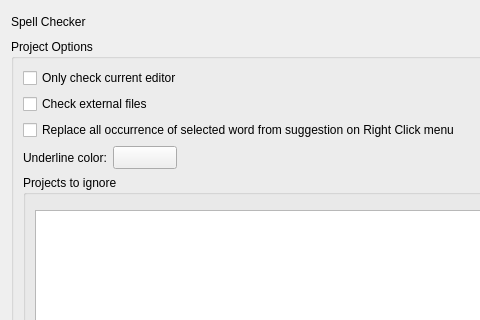
CJCombrink/SpellChecker-Plugin, file src/spellcheckercoreoptionswidget.ui: the form before one commit; both pictures show x 0 to 480 and y 0 to 320 of the 800 by 586 pixel window.
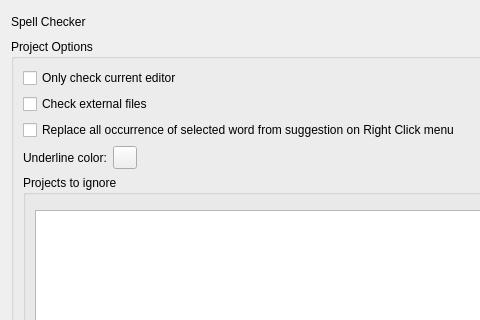
The form after the commit. Custom widgets are drawn as their Qt base class.

Commit message:
Clear the width
- Reduce the width to what it thinks it needs

The edit to the form file:
```diff
--- a/src/spellcheckercoreoptionswidget.ui
+++ b/src/spellcheckercoreoptionswidget.ui
@@ -139,7 +139,7 @@
          <widget class="Utils::QtColorButton" name="buttonUnderlineColor">
           <property name="minimumSize">
            <size>
-            <width>64</width>
+            <width>0</width>
             <height>0</height>
            </size>
           </property>
```
